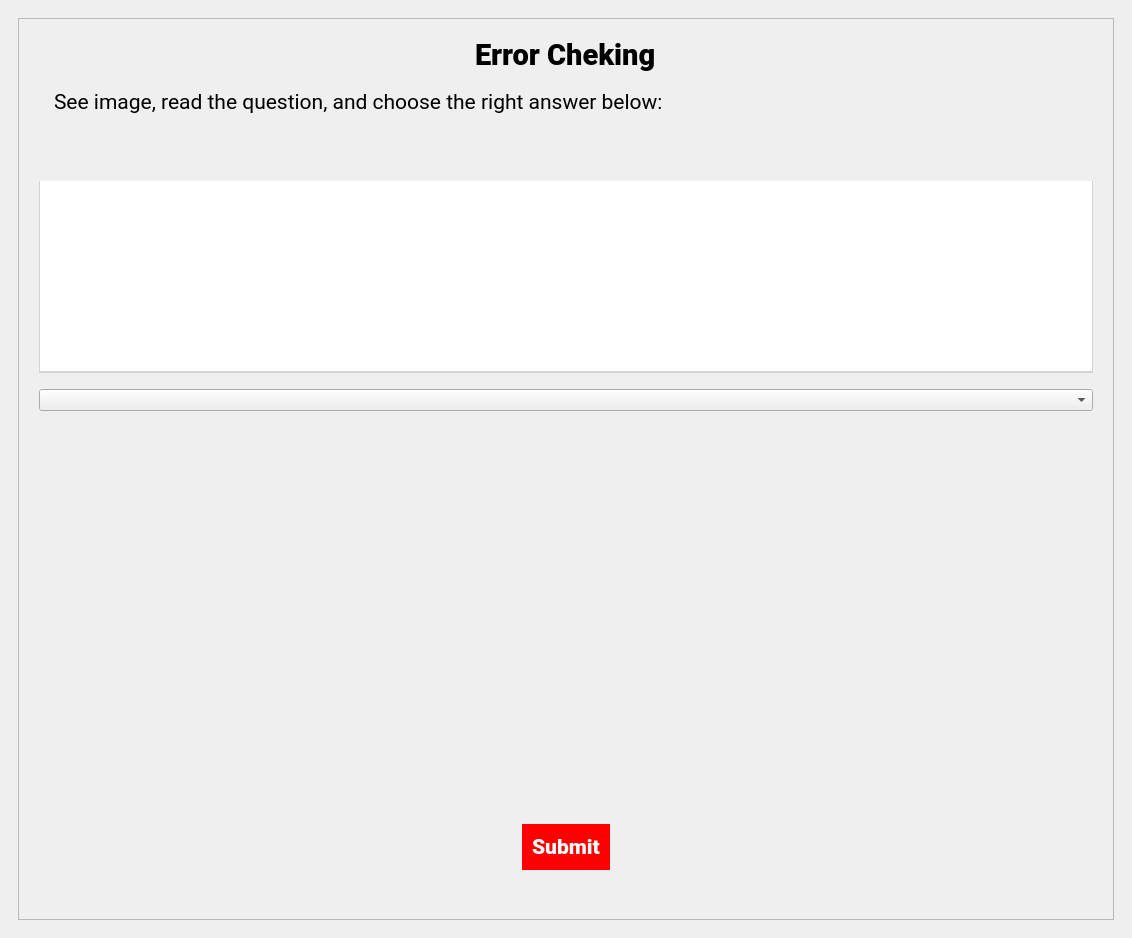
AndreiD049/Interview-Helper, file ui/main.ui: the form before one commit.
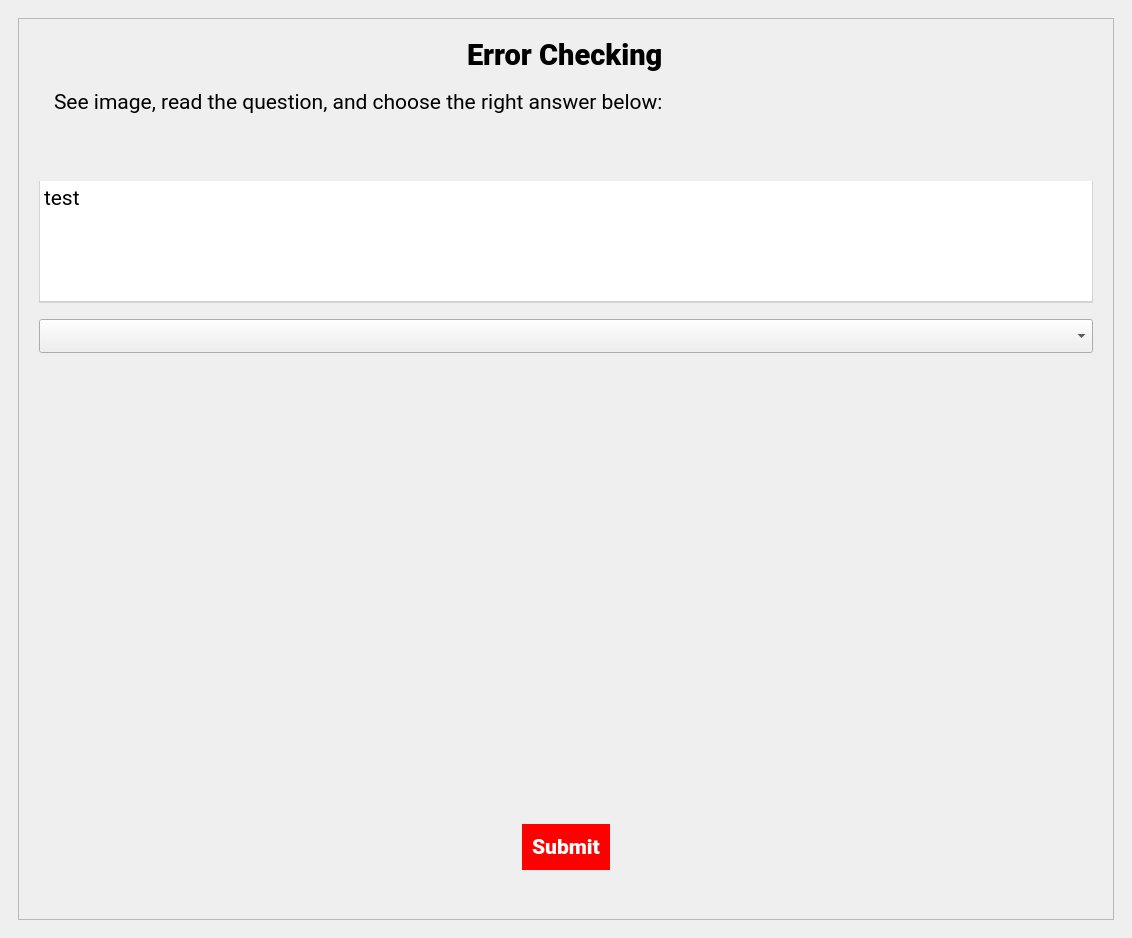
The form after the commit. Custom widgets are drawn as their Qt base class.

Commit message: added error checking views

```diff
--- a/ui/main.ui
+++ b/ui/main.ui
@@ -272,11 +272,11 @@
       <widget class="QWidget" name="errorCheckPage">
        <layout class="QVBoxLayout" name="verticalLayout_5">
         <item>
-         <widget class="QScrollArea" name="scrollArea">
+         <widget class="ErrorCheckingArea" name="errorCheckArea">
           <property name="widgetResizable">
            <bool>true</bool>
           </property>
-          <widget class="QWidget" name="scrollAreaWidgetContents">
+          <widget class="QWidget" name="contents">
            <property name="geometry">
             <rect>
              <x>0</x>
@@ -314,7 +314,7 @@
 }</string>
               </property>
               <property name="text">
-               <string>Error Cheking</string>
+               <string>Error Checking</string>
               </property>
              </widget>
             </item>
@@ -405,10 +405,10 @@
               </property>
              </spacer>
             </item>
-            <item>
-             <widget class="QTextBrowser" name="textBrowser">
+            <item alignment="Qt::AlignVCenter">
+             <widget class="QTextBrowser" name="lErrorCheckQuestion">
               <property name="sizePolicy">
-               <sizepolicy hsizetype="Minimum" vsizetype="Minimum">
+               <sizepolicy hsizetype="Preferred" vsizetype="Preferred">
                 <horstretch>0</horstretch>
                 <verstretch>0</verstretch>
                </sizepolicy>
@@ -419,6 +419,52 @@
                 <height>0</height>
                </size>
               </property>
+              <property name="sizeIncrement">
+               <size>
+                <width>0</width>
+                <height>0</height>
+               </size>
+              </property>
+              <property name="baseSize">
+               <size>
+                <width>0</width>
+                <height>0</height>
+               </size>
+              </property>
+              <property name="font">
+               <font>
+                <family>Roboto</family>
+                <pointsize>16</pointsize>
+               </font>
+              </property>
+              <property name="contextMenuPolicy">
+               <enum>Qt::NoContextMenu</enum>
+              </property>
+              <property name="layoutDirection">
+               <enum>Qt::LeftToRight</enum>
+              </property>
+              <property name="styleSheet">
+               <string notr="true"/>
+              </property>
+              <property name="sizeAdjustPolicy">
+               <enum>QAbstractScrollArea::AdjustToContents</enum>
+              </property>
+              <property name="autoFormatting">
+               <set>QTextEdit::AutoBulletList</set>
+              </property>
+              <property name="lineWrapMode">
+               <enum>QTextEdit::WidgetWidth</enum>
+              </property>
+              <property name="html">
+               <string>&lt;!DOCTYPE HTML PUBLIC &quot;-//W3C//DTD HTML 4.0//EN&quot; &quot;http://www.w3.org/TR/REC-html40/strict.dtd&quot;&gt;
+&lt;html&gt;&lt;head&gt;&lt;meta name=&quot;qrichtext&quot; content=&quot;1&quot; /&gt;&lt;style type=&quot;text/css&quot;&gt;
+p, li { white-space: pre-wrap; }
+&lt;/style&gt;&lt;/head&gt;&lt;body style=&quot; font-family:'Roboto'; font-size:16pt; font-weight:400; font-style:normal;&quot;&gt;
+&lt;p style=&quot; margin-top:0px; margin-bottom:0px; margin-left:0px; margin-right:0px; -qt-block-indent:0; text-indent:0px;&quot;&gt;test&lt;/p&gt;&lt;/body&gt;&lt;/html&gt;</string>
+              </property>
+              <property name="textInteractionFlags">
+               <set>Qt::NoTextInteraction</set>
+              </property>
              </widget>
             </item>
             <item>
@@ -438,7 +484,14 @@
              </spacer>
             </item>
             <item>
-             <widget class="QComboBox" name="comboBox"/>
+             <widget class="QComboBox" name="cmbErrorCheck">
+              <property name="font">
+               <font>
+                <family>Roboto</family>
+                <pointsize>16</pointsize>
+               </font>
+              </property>
+             </widget>
             </item>
             <item>
              <spacer name="verticalSpacer_8">
@@ -525,6 +578,12 @@
    <extends>QTextBrowser</extends>
    <header>src/ExpectedTextBrowser.h</header>
   </customwidget>
+  <customwidget>
+   <class>ErrorCheckingArea</class>
+   <extends>QScrollArea</extends>
+   <header>src/ErrorCheckingArea.h</header>
+   <container>1</container>
+  </customwidget>
  </customwidgets>
  <resources/>
  <connections/>
```
Left out of the diff: 6 changed lines with no effect on the pictures. The commit also changes 15 other files.
